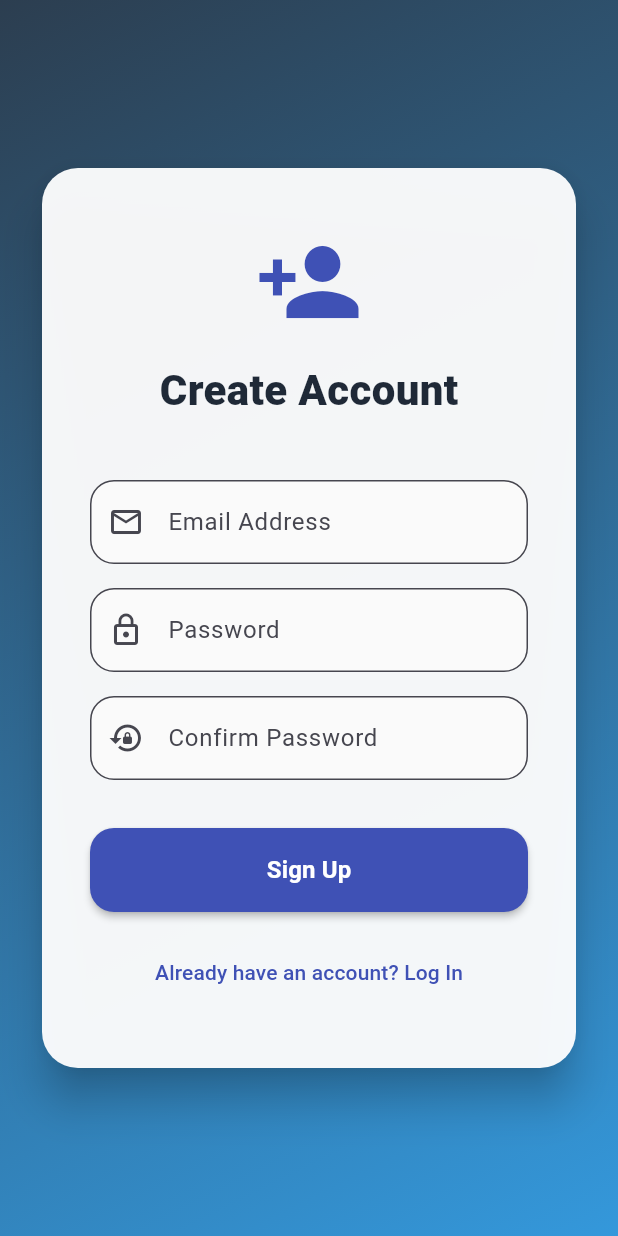
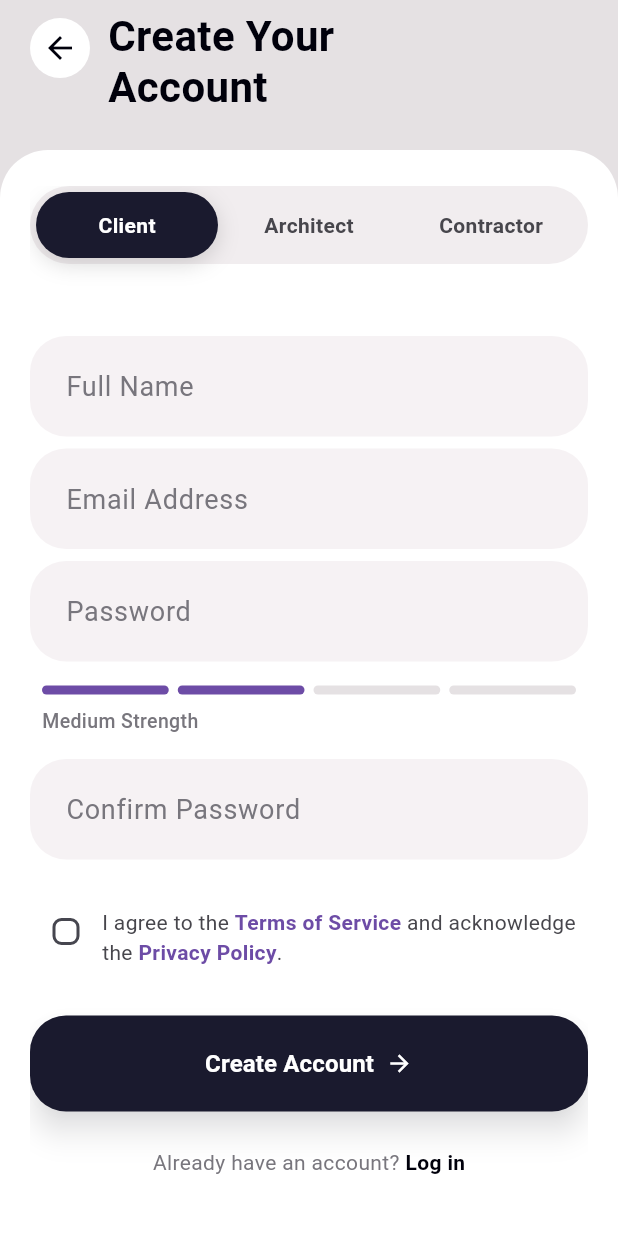
Before and after one commit to devFelina/ai-house-planner, a Flutter app: the RegisterView screen opened by its route, on a phone screen of 412 x 824 dp. Run offline on Flutter 3.47's test engine with Material 3 defaults, Android fonts, the phone set to English and light mode, and no system bars; our stand-ins replace firebase_core, flutter_riverpod, image_picker; accounts and stored records are empty.

Commit message:
feat: updated ui/ux design of the register screen

```diff
--- a/mobile/lib/views/register_view.dart
+++ b/mobile/lib/views/register_view.dart
@@ -1,5 +1,4 @@
 import 'package:flutter/material.dart';
-import 'package:firebase_auth/firebase_auth.dart';
 
 class RegisterView extends StatefulWidget {
   const RegisterView({super.key});
@@ -9,160 +8,223 @@ class RegisterView extends StatefulWidget {
 }
 
 class _RegisterViewState extends State<RegisterView> {
+  int _selectedRoleIndex = 0;
+  bool _agreedToTerms = false;
+
+  final _nameController = TextEditingController();
   final _emailController = TextEditingController();
   final _passwordController = TextEditingController();
-  final _confirmPasswordController = TextEditingController();
-  bool _isLoading = false;
+  final _confirmController = TextEditingController();
 
-  Future<void> _registerWithEmail() async {
-    if (_passwordController.text != _confirmPasswordController.text) {
-      ScaffoldMessenger.of(context).showSnackBar(
-        const SnackBar(
-          content: Text('Passwords do not match!'),
-          backgroundColor: Colors.red,
-        ),
-      );
-      return;
-    }
-
-    setState(() => _isLoading = true);
-
-    try {
-      // await FirebaseAuth.instance.createUserWithEmailAndPassword(
-      //   email: _emailController.text.trim(),
-      //   password: _passwordController.text.trim(),
-      // );
-      await Future.delayed(const Duration(seconds: 1)); // Simulate network
-
-      if (mounted) {
-        Navigator.pushReplacementNamed(context, '/land_submission');
-      }
-    } catch (e) {
-      if (mounted) {
-        ScaffoldMessenger.of(context).showSnackBar(
-          SnackBar(
-            content: Text('Error: ${e.toString()}'),
-            backgroundColor: Colors.red,
+  Widget _buildRoleButton(String title, int index) {
+    final isSelected = _selectedRoleIndex == index;
+    return Expanded(
+      child: GestureDetector(
+        onTap: () => setState(() => _selectedRoleIndex = index),
+        child: Container(
+          padding: const EdgeInsets.symmetric(vertical: 12),
+          decoration: BoxDecoration(
+            color: isSelected ? const Color(0xFF1A1A2E) : Colors.transparent,
+            borderRadius: BorderRadius.circular(32),
+            boxShadow: isSelected ? [BoxShadow(color: Colors.black.withOpacity(0.15), blurRadius: 12, offset: const Offset(0, 4))] : [],
           ),
-        );
-      }
-    } finally {
-      if (mounted) setState(() => _isLoading = false);
-    }
-  }
-
-  @override
-  void dispose() {
-    _emailController.dispose();
-    _passwordController.dispose();
-    _confirmPasswordController.dispose();
-    super.dispose();
-  }
-
-  @override
-  Widget build(BuildContext context) {
-    return Scaffold(
-      body: Container(
-        decoration: const BoxDecoration(
-          gradient: LinearGradient(
-            begin: Alignment.topLeft,
-            end: Alignment.bottomRight,
-            colors: [Color(0xFF2C3E50), Color(0xFF3498DB)],
-          ),
-        ),
-        child: Center(
-          child: SingleChildScrollView(
-            child: Padding(
-              padding: const EdgeInsets.all(24.0),
-              child: Card(
-                elevation: 12,
-                shape: RoundedRectangleBorder(borderRadius: BorderRadius.circular(24)),
-                color: Colors.white.withOpacity(0.95),
-                child: Padding(
-                  padding: const EdgeInsets.symmetric(horizontal: 32.0, vertical: 40.0),
-                  child: Column(
-                    mainAxisSize: MainAxisSize.min,
-                    children: [
-                      const Icon(Icons.person_add, size: 72, color: Colors.indigo),
-                      const SizedBox(height: 16),
-                      const Text(
-                        'Create Account',
-                        style: TextStyle(
-                          fontSize: 28,
-                          fontWeight: FontWeight.w800,
-                          color: Color(0xFF1F2937),
-                        ),
-                      ),
-                      const SizedBox(height: 40),
-                      TextField(
-                        controller: _emailController,
-                        keyboardType: TextInputType.emailAddress,
-                        decoration: InputDecoration(
-                          labelText: 'Email Address',
-                          prefixIcon: const Icon(Icons.email_outlined),
-                          border: OutlineInputBorder(borderRadius: BorderRadius.circular(16)),
-                          filled: true,
-                          fillColor: Colors.grey.shade50,
-                        ),
-                      ),
-                      const SizedBox(height: 16),
-                      TextField(
-                        controller: _passwordController,
-                        obscureText: true,
-                        decoration: InputDecoration(
-                          labelText: 'Password',
-                          prefixIcon: const Icon(Icons.lock_outline),
-                          border: OutlineInputBorder(borderRadius: BorderRadius.circular(16)),
-                          filled: true,
-                          fillColor: Colors.grey.shade50,
-                        ),
-                      ),
-                      const SizedBox(height: 16),
-                      TextField(
-                        controller: _confirmPasswordController,
-                        obscureText: true,
-                        decoration: InputDecoration(
-                          labelText: 'Confirm Password',
-                          prefixIcon: const Icon(Icons.lock_reset),
-                          border: OutlineInputBorder(borderRadius: BorderRadius.circular(16)),
-                          filled: true,
-                          fillColor: Colors.grey.shade50,
-                        ),
-                      ),
-                      const SizedBox(height: 32),
-                      SizedBox(
-                        width: double.infinity,
-                        height: 56,
-                        child: ElevatedButton(
-                          onPressed: _isLoading ? null : _registerWithEmail,
-                          style: ElevatedButton.styleFrom(
-                            backgroundColor: Colors.indigo,
-                            foregroundColor: Colors.white,
-                            shape: RoundedRectangleBorder(borderRadius: BorderRadius.circular(16)),
-                            elevation: 2,
-                          ),
-                          child: _isLoading
-                              ? const SizedBox(
-                                  height: 24,
-                                  width: 24,
-                                  child: CircularProgressIndicator(color: Colors.white, strokeWidth: 3),
-                                )
-                              : const Text('Sign Up', style: TextStyle(fontSize: 16, fontWeight: FontWeight.bold)),
-                        ),
-                      ),
-                      const SizedBox(height: 16),
-                      TextButton(
-                        onPressed: () => Navigator.pushReplacementNamed(context, '/login'),
-                        child: const Text('Already have an account? Log In', style: TextStyle(color: Colors.indigo)),
-                      ),
-                    ],
-                  ),
-                ),
-              ),
+          alignment: Alignment.center,
+          child: Text(
+            title,
+            style: TextStyle(
+              color: isSelected ? Colors.white : const Color(0xFF47464C),
+              fontWeight: FontWeight.w600,
+              fontSize: 14,
             ),
           ),
         ),
       ),
     );
   }
+
+  Widget _buildTextField(String hint, TextEditingController controller, {bool isPassword = false}) {
+    return Container(
+      margin: const EdgeInsets.only(bottom: 8),
+      decoration: BoxDecoration(
+        color: const Color(0xFFF6F2F4),
+        borderRadius: BorderRadius.circular(24),
+      ),
+      child: TextField(
+        controller: controller,
+        obscureText: isPassword,
+        style: const TextStyle(fontSize: 18),
+        decoration: InputDecoration(
+          hintText: hint,
+          hintStyle: const TextStyle(color: Color(0xFF78767D)),
+          border: InputBorder.none,
+          contentPadding: const EdgeInsets.symmetric(horizontal: 24, vertical: 20),
+        ),
+      ),
+    );
+  }
+
+  @override
+  Widget build(BuildContext context) {
+    return Scaffold(
+      backgroundColor: const Color(0xFFE5E1E3), // surface-variant
+      body: SafeArea(
+        child: Column(
+          children: [
+            // Header
+            Padding(
+              padding: const EdgeInsets.fromLTRB(16, 8, 20, 24),
+              child: Row(
+                crossAxisAlignment: CrossAxisAlignment.start,
+                children: [
+                  IconButton(
+                    icon: const Icon(Icons.arrow_back, color: Color(0xFF00000B)),
+                    onPressed: () => Navigator.pop(context),
+                    style: IconButton.styleFrom(backgroundColor: Colors.white, elevation: 1),
+                  ),
+                  const SizedBox(width: 8),
+                  const Expanded(
+                    child: Text(
+                      'Create Your\nAccount',
+                      style: TextStyle(fontSize: 28, fontWeight: FontWeight.bold, height: 1.2, color: Color(0xFF00000B)),
+                    ),
+                  ),
+                ],
+              ),
+            ),
+
+            Expanded(
+              child: Container(
+                width: double.infinity,
+                padding: const EdgeInsets.symmetric(horizontal: 20, vertical: 24),
+                decoration: const BoxDecoration(
+                  color: Colors.white,
+                  borderRadius: BorderRadius.only(topLeft: Radius.circular(32), topRight: Radius.circular(32)),
+                ),
+                child: ListView(
+                  physics: const BouncingScrollPhysics(),
+                  children: [
+                    // Segmented Control
+                    Container(
+                      padding: const EdgeInsets.all(4),
+                      margin: const EdgeInsets.only(bottom:24),
+                      decoration: BoxDecoration(
+                        color: const Color(0xFFF1EDEF),
+                        borderRadius: BorderRadius.circular(32),
+                      ),
+                      child: Row(
+                        children: [
+                          _buildRoleButton('Client', 0),
+                          _buildRoleButton('Architect', 1),
+                          _buildRoleButton('Contractor', 2),
+                        ],
+                      ),
+                    ),
+                    const SizedBox(height: 24),
+
+                    // Inputs
+                    _buildTextField('Full Name', _nameController),
+                    _buildTextField('Email Address', _emailController),
+                    _buildTextField('Password', _passwordController, isPassword: true),
+
+                    // Strength Indicator
+                    Padding(
+                      padding: const EdgeInsets.symmetric(horizontal: 8.0, vertical: 8),
+                      child: Column(
+                        crossAxisAlignment: CrossAxisAlignment.start,
+                        children: [
+                          Row(
+                            children: [
+                              Expanded(child: Container(height: 6, decoration: BoxDecoration(color: const Color(0xFF6D4CA6), borderRadius: BorderRadius.circular(4)))),
+                              const SizedBox(width: 6),
+                              Expanded(child: Container(height: 6, decoration: BoxDecoration(color: const Color(0xFF6D4CA6), borderRadius: BorderRadius.circular(4)))),
+                              const SizedBox(width: 6),
+                              Expanded(child: Container(height: 6, decoration: BoxDecoration(color: const Color(0xFFE5E1E3), borderRadius: BorderRadius.circular(4)))),
+                              const SizedBox(width: 6),
+                              Expanded(child: Container(height: 6, decoration: BoxDecoration(color: const Color(0xFFE5E1E3), borderRadius: BorderRadius.circular(4)))),
+                            ],
+                          ),
+                          const SizedBox(height: 8),
+                          const Text('Medium Strength', style: TextStyle(fontSize: 13, color: Color(0xFF78767D), fontWeight: FontWeight.w500)),
+                        ],
+                      ),
+                    ),
+                    const SizedBox(height: 8),
+
+                    _buildTextField('Confirm Password', _confirmController, isPassword: true),
+
+                    // Terms
+                    const SizedBox(height: 16),
+                    Row(
+                      crossAxisAlignment: CrossAxisAlignment.start,
+                      children: [
+                        Checkbox(
+                          value: _agreedToTerms,
+                          activeColor: const Color(0xFF6D4CA6),
+                          onChanged: (val) => setState(() => _agreedToTerms = val ?? false),
+                          shape: RoundedRectangleBorder(borderRadius: BorderRadius.circular(6)),
+                        ),
+                        const Expanded(
+                          child: Padding(
+                            padding: EdgeInsets.only(top: 8.0),
+                            child: Text.rich(
+                              TextSpan(
+                                text: 'I agree to the ',
+                                style: TextStyle(color: Color(0xFF47464C), fontSize: 14),
+                                children: [
+                                  TextSpan(text: 'Terms of Service', style: TextStyle(color: Color(0xFF6D4CA6), fontWeight: FontWeight.bold)),
+                                  TextSpan(text: ' and acknowledge the '),
+                                  TextSpan(text: 'Privacy Policy', style: TextStyle(color: Color(0xFF6D4CA6), fontWeight: FontWeight.bold)),
+                                  TextSpan(text: '.'),
+                                ],
+                              ),
+                            ),
+                          ),
+                        ),
+                      ],
+                    ),
+
+                    const SizedBox(height: 32),
+
+                    // Submit
+                    SizedBox(
+                      height: 64,
+                      child: ElevatedButton(
+                        onPressed: () {}, // Submit logic here
+                        style: ElevatedButton.styleFrom(
+                          backgroundColor: const Color(0xFF1A1A2E),
+                          shape: RoundedRectangleBorder(borderRadius: BorderRadius.circular(24)),
+                          elevation: 8,
+                          shadowColor: const Color(0xFF1A1A2E).withOpacity(0.3),
+                        ),
+                        child: const Row(
+                          mainAxisAlignment: MainAxisAlignment.center,
+                          children: [
+                            Text('Create Account', style: TextStyle(fontSize: 16, fontWeight: FontWeight.w600, color: Colors.white)),
+                            SizedBox(width: 8),
+                            Icon(Icons.arrow_forward, color: Colors.white),
+                          ],
+                        ),
+                      ),
+                    ),
+                    const SizedBox(height: 24),
+                    Row(
+                      mainAxisAlignment: MainAxisAlignment.center,
+                      children: [
+                        const Text('Already have an account? ', style: TextStyle(color: Color(0xFF78767D))),
+                        GestureDetector(
+                          onTap: () => Navigator.pushReplacementNamed(context, '/login'),
+                          child: const Text('Log in', style: TextStyle(color: Color(0xFF00000B), fontWeight: FontWeight.bold)),
+                        )
+                      ],
+                    ),
+                    const SizedBox(height: 32),
+                  ],
+                ),
+              ),
+            ),
+          ],
+        ),
+      ),
+    );
+  }
 }
```
Also changed, not shown: mobile/lib/views/login_view.dart (+120 -136 lines).
